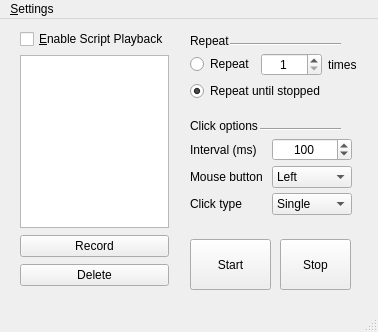
This is pyside6_ui/mainwindow.ui in tonycpmeum/input_record_playback as Qt 5 draws it before an edit. The edited form follows.
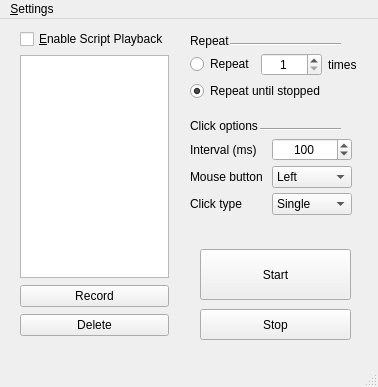
This is the edited form. Custom widgets are drawn as their Qt base class.

Patch:
```diff
--- a/pyside6_ui/mainwindow.ui
+++ b/pyside6_ui/mainwindow.ui
@@ -10,7 +10,7 @@
     <x>0</x>
     <y>0</y>
     <width>378</width>
-    <height>332</height>
+    <height>387</height>
    </rect>
   </property>
   <property name="windowTitle">
@@ -124,9 +124,9 @@
    <widget class="QPushButton" name="start_btn">
     <property name="geometry">
      <rect>
-      <x>190</x>
-      <y>220</y>
-      <width>81</width>
+      <x>200</x>
+      <y>230</y>
+      <width>151</width>
       <height>51</height>
      </rect>
     </property>
@@ -156,7 +156,7 @@
       <x>20</x>
       <y>10</y>
       <width>151</width>
-      <height>281</height>
+      <height>331</height>
      </rect>
     </property>
     <layout class="QVBoxLayout" name="verticalLayout">
@@ -193,7 +193,7 @@
           <x>0</x>
           <y>0</y>
           <width>149</width>
-          <height>231</height>
+          <height>281</height>
          </rect>
         </property>
         <layout class="QVBoxLayout" name="script_func_group">
@@ -438,10 +438,10 @@
    <widget class="QPushButton" name="stop_btn">
     <property name="geometry">
      <rect>
-      <x>280</x>
-      <y>220</y>
-      <width>71</width>
-      <height>51</height>
+      <x>200</x>
+      <y>290</y>
+      <width>151</width>
+      <height>31</height>
      </rect>
     </property>
     <property name="text">
```
